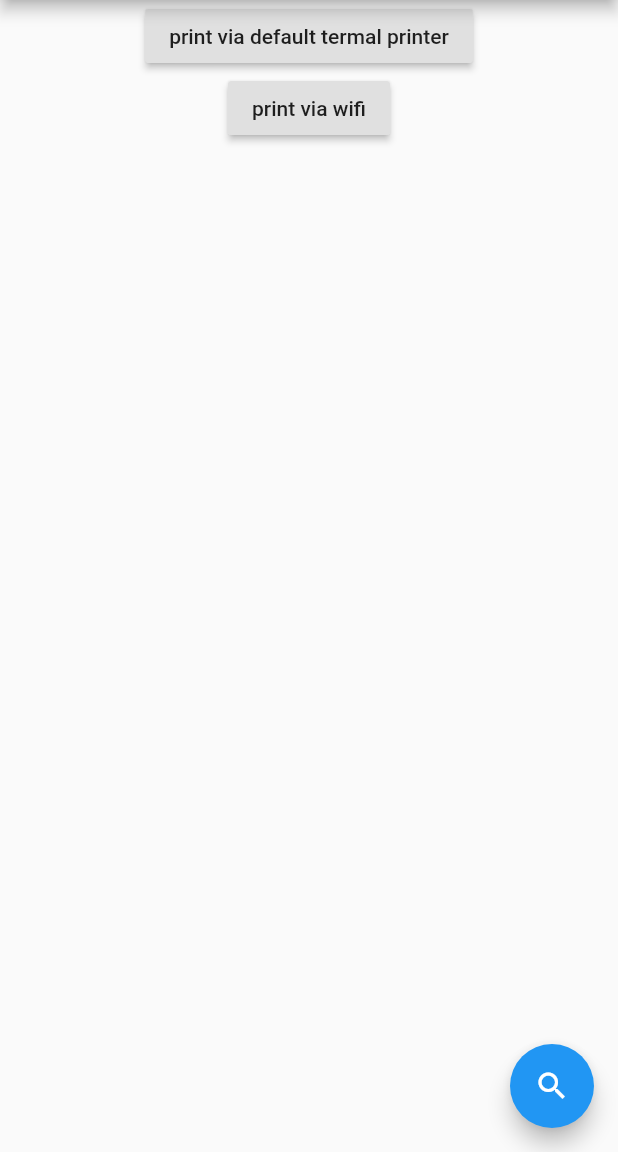
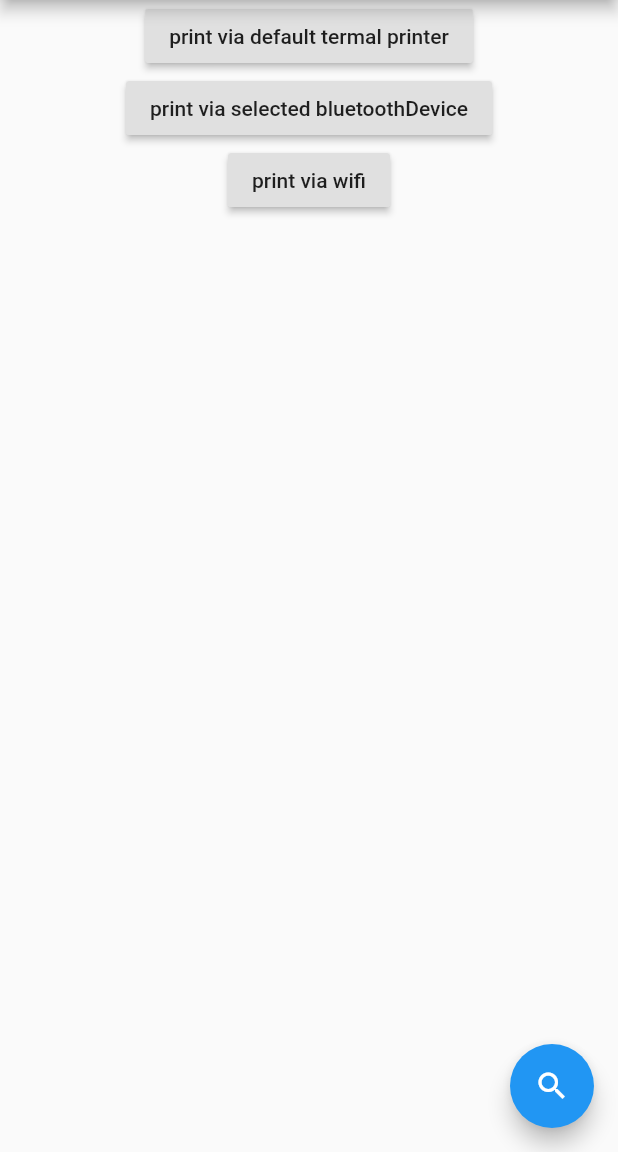
Before and after one commit to ayalma/pos_sdk, a Flutter app: the screen it shows after launch, after a tap on "print via wifi", on a phone screen of 412 x 824 dp, the part 84-1236 px from its top. Run offline on Flutter 3.47's test engine with Material 2 defaults, Android fonts, the phone set to English and light mode, and no system bars; missing offline and left inert: charset_converter, esc_pos_blue, esc_pos_printer, esc_pos_utils, mobile_pos_plugin.

Commit message:
افزودن ویدجت برای گرفتن اسکرین شات

```diff
--- a/example/lib/main.dart
+++ b/example/lib/main.dart
@@ -1,6 +1,5 @@
 import 'dart:typed_data';
-import 'dart:ui';
-import 'package:image/image.dart';
+import 'package:image/image.dart' hide Image;
 
 import 'package:charset_converter/charset_converter.dart';
 import 'package:esc_pos_printer/esc_pos_printer.dart';
@@ -62,8 +61,8 @@ class MyHomePage extends StatefulWidget {
 
 class _MyHomePageState extends State<MyHomePage> {
   int _counter = 0;
-  final _captureKey = GlobalKey<CaptureWidgetState>();
-  PrinterBluetoothManager printerManager = PrinterBluetoothManager();
+  BluetoothPrinterManager printerManager;
+  BluetoothDiscoveryManager discoveryManager = BluetoothDiscoveryManager();
   List<PrinterBluetooth> _devices = [];
   MobilePosPlugin mobilePosPlugin;
 
@@ -71,8 +70,7 @@ class _MyHomePageState extends State<MyHomePage> {
   void initState() {
     super.initState();
     mobilePosPlugin = MobilePosPlugin();
-
-    printerManager.scanResults.listen((devices) async {
+    discoveryManager.scanResults.listen((devices) async {
       // print('UI: Devices found ${devices.length}');
       setState(() {
         _devices = devices;
@@ -84,16 +82,14 @@ class _MyHomePageState extends State<MyHomePage> {
     setState(() {
       _devices = [];
     });
-    printerManager.startScan(Duration(seconds: 4));
+    discoveryManager.startScan(Duration(seconds: 4));
   }
 
   void _stopScanDevices() {
-    printerManager.stopScan();
+    discoveryManager.stopScan();
   }
 
   void _testPrint(PrinterBluetooth printer) async {
-    printerManager.selectPrinter(printer);
-
     // TODO Don't forget to choose printer's paper
     const PaperSize paper = PaperSize.mm80;
 
@@ -101,16 +97,16 @@ class _MyHomePageState extends State<MyHomePage> {
     // final PosPrintResult res =
     // await printerManager.printTicket(await testTicket(paper));
 
-    final captureResult = await _captureKey.currentState.captureImage();
+    final captureResult =
+        await OffScreenCaptureWidget.of(context).captureImage();
 
     var test = await testTicket();
     final image = decodeImage(captureResult.data);
-    test.image(image);
-    test.feed(2);
+    test.image(copyResize(image, width: 500, height: image.height));
     // test.imageRaster(image);
     test.cut();
     // DEMO RECEIPT
-    final res = await printerManager.printTicket(test);
+    //final res = await printerManager.printTicket(test,chunkSizeBytes: 50,queueSleepTimeMs: 0);
   }
 
   @override
@@ -121,17 +117,15 @@ class _MyHomePageState extends State<MyHomePage> {
     // The Flutter framework has been optimized to make rerunning build methods
     // fast, so that you can just rebuild anything that needs updating rather
     // than having to individually change instances of widgets.
-    return CaptureWidget(
-        key: _captureKey,
+    return OffScreenCaptureWidget(
         capture: Material(
           child: Padding(
-            padding: const EdgeInsets.all(8.0),
+            padding: const EdgeInsets.all(0.0),
             child: Column(
               mainAxisSize: MainAxisSize.min,
               children: <Widget>[
-                Text('عنوان'),
+                Text('عنوان',style:Theme.of(context).textTheme.title,),
                 Container(
-                  width: 250,
                   child: Table(
                     border: TableBorder.all(color: Colors.black),
                     children: [
@@ -139,6 +133,36 @@ class _MyHomePageState extends State<MyHomePage> {
                         Text('Cell 1'),
                         Text('Cell 2'),
                         Text('Cell 3'),
+                      ]),
+                      TableRow(children: [
+                        Text('Cell 4'),
+                        Text('Cell 5'),
+                        Text('Cell 6'),
+                      ]),
+                      TableRow(children: [
+                        Text('Cell 4'),
+                        Text('Cell 5'),
+                        Text('Cell 6'),
+                      ]),
+                      TableRow(children: [
+                        Text('Cell 4'),
+                        Text('Cell 5'),
+                        Text('Cell 6'),
+                      ]),
+                      TableRow(children: [
+                        Text('Cell 4'),
+                        Text('Cell 5'),
+                        Text('Cell 6'),
+                      ]),
+                      TableRow(children: [
+                        Text('Cell 4'),
+                        Text('Cell 5'),
+                        Text('Cell 6'),
+                      ]),
+                      TableRow(children: [
+                        Text('Cell 4'),
+                        Text('Cell 5'),
+                        Text('Cell 6'),
                       ]),
                       TableRow(children: [
                         Text('Cell 4'),
@@ -152,7 +176,8 @@ class _MyHomePageState extends State<MyHomePage> {
             ),
           ),
         ),
-        child: Scaffold(
+        child: Builder(
+          builder: (context) => Scaffold(
             appBar: AppBar(
               title: Text(widget.title),
             ),
@@ -161,9 +186,14 @@ class _MyHomePageState extends State<MyHomePage> {
                 RaisedButton(
                   onPressed: () async {
                     final captureResult =
-                      await _captureKey.currentState.captureImage();
+                        await OffScreenCaptureWidget.of(context).captureImage();
 
                     await mobilePosPlugin.init();
+
+                    final image = decodeImage(captureResult.data);
+
+                  //  final img = copyResize(image, width: 500, height: image.height);
+
                     mobilePosPlugin.print(captureResult.data, (data) {
                       print(data);
                     });
@@ -172,15 +202,38 @@ class _MyHomePageState extends State<MyHomePage> {
                 ),
                 RaisedButton(
                   onPressed: () async {
-                  final PrinterNetworkManager netPrinterManager =
-                      PrinterNetworkManager();
-                  netPrinterManager.selectPrinter('192.168.1.108', port: 9100);
                     final captureResult =
-                      await _captureKey.currentState.captureImage();
+                        await OffScreenCaptureWidget.of(context).captureImage();
 
                     var test = await testTicket();
                     final image = decodeImage(captureResult.data);
-                  test.image(image);
+
+                    print(image.width);
+
+                    test.image(
+                        copyResize(image, width: 500, height: image.height));
+                    // test.imageRaster(image);
+                    test.cut();
+                    printerManager.printTicket(test,chunkSizeBytes: 50,queueSleepTimeMs: 0);
+                  },
+                  child: Text('print via selected bluetoothDevice'),
+                ),
+                RaisedButton(
+                  onPressed: () async {
+                    final PrinterNetworkManager netPrinterManager =
+                        PrinterNetworkManager();
+                    netPrinterManager.selectPrinter('192.168.1.108',
+                        port: 9100);
+                    final captureResult =
+                        await OffScreenCaptureWidget.of(context).captureImage();
+
+                    var test = await testTicket();
+                    final image = decodeImage(captureResult.data);
+
+                    print(image.width);
+
+                    test.image(
+                        copyResize(image, width: 520, height: image.height));
                     // test.imageRaster(image);
                     test.cut();
                     final resutl = await netPrinterManager.printTicket(test);
@@ -193,7 +246,11 @@ class _MyHomePageState extends State<MyHomePage> {
                       itemCount: _devices.length,
                       itemBuilder: (BuildContext context, int index) {
                         return InkWell(
-                        onTap: () => _testPrint(_devices[index]),
+                          onTap: () async {
+                            printerManager = BluetoothPrinterManager(
+                                address: _devices[index].address);
+                            await printerManager.connect();
+                          },
                           child: Column(
                             children: <Widget>[
                               Container(
@@ -233,7 +290,7 @@ class _MyHomePageState extends State<MyHomePage> {
               ],
             ),
             floatingActionButton: StreamBuilder<bool>(
-            stream: printerManager.isScanningStream,
+              stream: discoveryManager.isScanningStream,
               initialData: false,
               builder: (c, snapshot) {
                 if (snapshot.data) {
@@ -249,6 +306,7 @@ class _MyHomePageState extends State<MyHomePage> {
                   );
                 }
               },
+            ),
           ),
         ));
   }
--- a/lib/pos_sdk.dart
+++ b/lib/pos_sdk.dart
@@ -1,4 +1,5 @@
 library pos_sdk;
 
-export 'src/capture_image.dart';
+export 'src/widgets/widgets.dart';
+export 'package:pos_sdk/src/models/models.dart';
 export 'package:esc_pos_blue/esc_pos_bluetooth.dart';
--- a/lib/src/capture_image.dart
+++ /dev/null
@@ -1,67 +0,0 @@
-import 'dart:typed_data';
-
-import 'package:flutter/material.dart';
-import 'dart:ui' as ui;
-import 'package:flutter/rendering.dart';
-
-class CaptureWidget extends StatefulWidget {
-  final Widget child;
-  final Widget capture;
-
-  const CaptureWidget({
-    Key key,
-    this.capture,
-    this.child,
-  }) : super(key: key);
-
-  @override
-  CaptureWidgetState createState() => CaptureWidgetState();
-}
-
-class CaptureWidgetState extends State<CaptureWidget> {
-  final _boundaryKey = GlobalKey();
-
-  Future<CaptureResult> captureImage() async {
-    final pixelRatio = MediaQuery.of(context).devicePixelRatio;
-    final boundary =
-        _boundaryKey.currentContext.findRenderObject() as RenderRepaintBoundary;
-    final image = await boundary.toImage(pixelRatio: pixelRatio);
-    final data = await image.toByteData(format: ui.ImageByteFormat.png);
-    return CaptureResult(data.buffer.asUint8List(), image.width, image.height);
-  }
-
-  @override
-  Widget build(BuildContext context) {
-    return LayoutBuilder(
-      builder: (BuildContext context, BoxConstraints constraints) {
-        final height = constraints.maxHeight * 2;
-        return Stack(
-          fit: StackFit.passthrough,
-          children: <Widget>[
-            widget.child,
-            Positioned(
-              left: 0.0,
-              right: 0.0,
-              top: height,
-              height: height,
-              child: Center(
-                child: RepaintBoundary(
-                  key: _boundaryKey,
-                  child: widget.capture,
-                ),
-              ),
-            ),
-          ],
-        );
-      },
-    );
-  }
-}
-
-class CaptureResult {
-  final Uint8List data;
-  final int width;
-  final int height;
-
-  const CaptureResult(this.data, this.width, this.height);
-}
--- /dev/null
+++ b/lib/src/models/capture_result.dart
@@ -0,0 +1,12 @@
+import 'dart:typed_data';
+
+import 'dart:ui';
+
+class CaptureResult {
+  final Image image;
+  final Uint8List data;
+  final int width;
+  final int height;
+
+  const CaptureResult(this.data, this.width, this.height,this.image);
+}
--- /dev/null
+++ b/lib/src/models/models.dart
@@ -0,0 +1 @@
+export 'capture_result.dart';
--- /dev/null
+++ b/lib/src/widgets/off_screen_capture_widget.dart
@@ -0,0 +1,95 @@
+import 'package:flutter/material.dart';
+import 'dart:ui' as ui;
+import 'package:flutter/rendering.dart';
+import 'package:pos_sdk/src/models/models.dart';
+
+class OffScreenCaptureWidget extends StatefulWidget {
+  final Widget child;
+  final Widget capture;
+  OffScreenCaptureWidget({
+    Key key,
+    @required this.child,
+    @required this.capture,
+  })  : assert(child != null),
+        assert(capture != null),
+        super(key: key);
+
+  @override
+  OffScreenCaptureWidgetState createState() => OffScreenCaptureWidgetState();
+
+
+  static OffScreenCaptureWidgetState of(BuildContext context, { bool nullOk = false }) {
+    assert(nullOk != null);
+    assert(context != null);
+
+    final OffScreenCaptureWidgetState result = context.findAncestorStateOfType<OffScreenCaptureWidgetState>();
+    if (nullOk || result != null)
+      return result;
+    throw FlutterError.fromParts(<DiagnosticsNode>[
+      ErrorSummary(
+        'OffScreenCaptureWidget.of() called with a context that does not contain a OffScreenCaptureWidget.'
+      ),
+      ErrorDescription(
+        'No OffScreenCaptureWidget ancestor could be found starting from the context that was passed to OffScreenCaptureWidget.of(). '
+        'This usually happens when the context provided is from the same StatefulWidget as that '
+        'whose build function actually creates the OffScreenCaptureWidget widget being sought.'
+      ),
+      ErrorHint(
+        'There are several ways to avoid this problem. The simplest is to use a Builder to get a '
+        'context that is "under" the OffScreenCaptureWidget'
+      ),
+      ErrorHint(
+        'A more efficient solution is to split your build function into several widgets. This '
+        'introduces a new context from which you can obtain the Scaffold. In this solution, '
+        'you would have an outer widget that creates the OffScreenCaptureWidget populated by instances of '
+        'your new inner widgets, and then in these inner widgets you would use Scaffold.of().\n'
+        'A less elegant but more expedient solution is assign a GlobalKey to the OffScreenCaptureWidget, '
+        'then use the key.currentState property to obtain the OffScreenCaptureWidgetState rather than '
+        'using the OffScreenCaptureWidget.of() function.'
+      ),
+      context.describeElement('The context used was')
+    ]);
+  }
+}
+
+class OffScreenCaptureWidgetState extends State<OffScreenCaptureWidget> {
+ final _boundaryKey = GlobalKey();
+
+  Future<CaptureResult> captureImage() async {
+    final pixelRatio = MediaQuery.of(context).devicePixelRatio;
+    final boundary =
+        _boundaryKey.currentContext.findRenderObject() as RenderRepaintBoundary;
+    final image = await boundary.toImage(pixelRatio: pixelRatio);
+
+    final data = await image.toByteData(format: ui.ImageByteFormat.png);
+
+    return CaptureResult(data.buffer.asUint8List(), image.width, image.height,image);
+  }
+
+  @override
+  Widget build(BuildContext context) {
+    return LayoutBuilder(
+      builder: (BuildContext context, BoxConstraints constraints) {
+        final height = constraints.maxHeight;
+        return Stack(
+          fit: StackFit.passthrough,
+          children: <Widget>[
+            widget.child,
+            Positioned(
+              left: 0.0,
+              right: 0.0,
+              top: height,
+              height: height,
+              child: Center(
+                child: RepaintBoundary(
+                  key: _boundaryKey,
+                  child: widget.capture,
+                ),
+              ),
+            ),
+          ],
+        );
+      },
+    );
+  }
+}
--- /dev/null
+++ b/lib/src/widgets/widgets.dart
@@ -0,0 +1,2 @@
+export 'capture_widget.dart';
+export 'off_screen_capture_widget.dart';
```
Also changed, not shown: lib/src/widgets/bluetooth_device_widget.dart (added, +53 -0 lines), lib/src/widgets/bluetooth_discovery_screen.dart (added, +56 -0 lines), lib/src/widgets/capture_widget.dart (added, +70 -0 lines). Lines whose indentation alone changed are shown as unchanged.
